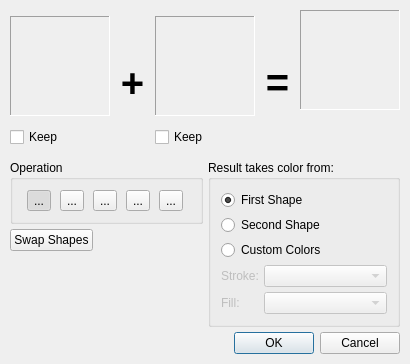
First picture: the form in scribus/plugins/tools/pathfinder/pathfinderbase.ui, repository scribusproject/scribus, before the edit.
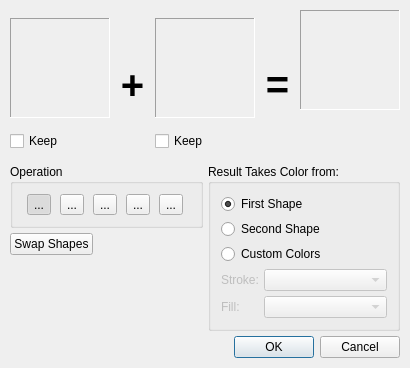
Second picture: the form after the edit. Custom widgets are drawn as their Qt base class.

Diff of the .ui file:
```diff
--- a/scribus/plugins/tools/pathfinder/pathfinderbase.ui
+++ b/scribus/plugins/tools/pathfinder/pathfinderbase.ui
@@ -6,7 +6,7 @@
     <x>0</x>
     <y>0</y>
     <width>410</width>
-    <height>364</height>
+    <height>368</height>
    </rect>
   </property>
   <property name="windowTitle" >
@@ -415,7 +415,7 @@
      <item>
       <widget class="QGroupBox" name="optionGroup" >
        <property name="title" >
-        <string>Result takes color from:</string>
+        <string>Result Takes Color from:</string>
        </property>
        <layout class="QGridLayout" name="gridLayout_2" >
         <item row="0" column="0" >
```
